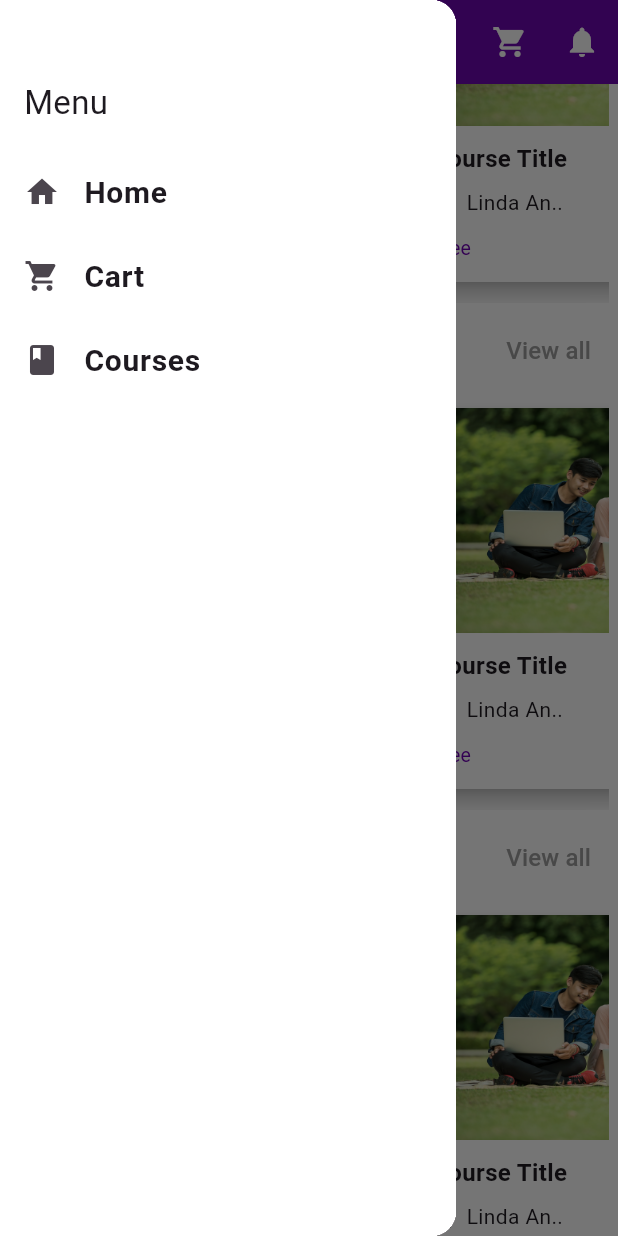
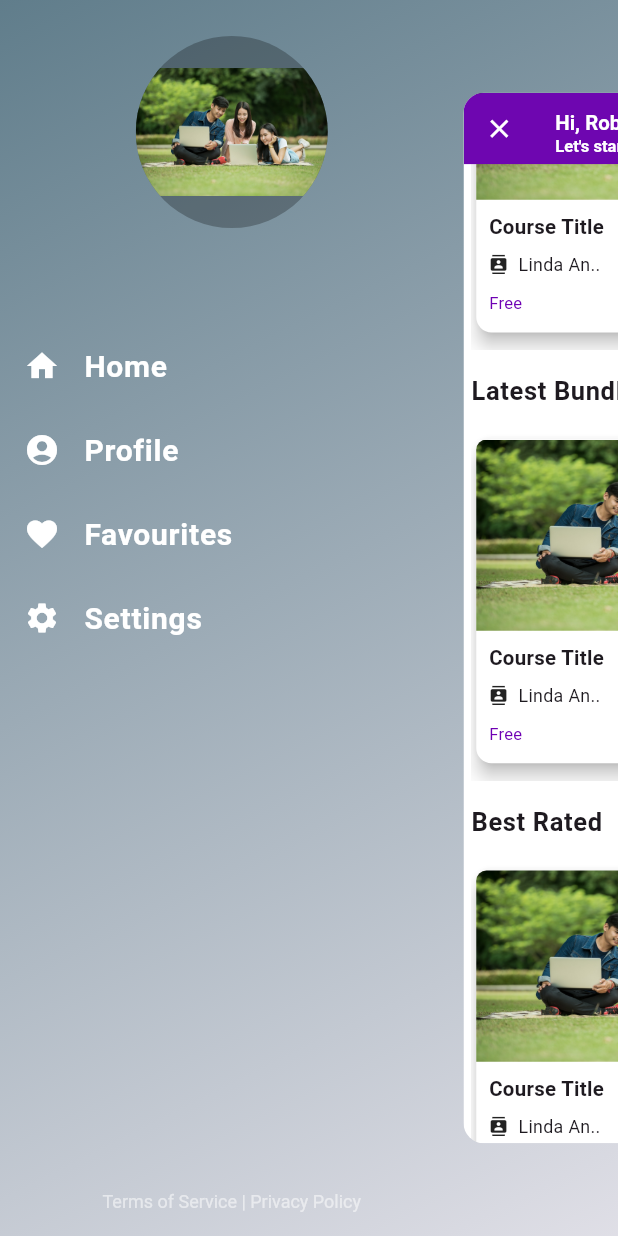
Before and after one commit to Ashraful-bijoy/learning_management_system, a Flutter app: the StudentHomeScreen screen opened directly, scrolled down 576 dp, after a tap on the "menu" icon, on a phone screen of 412 x 824 dp. Run offline on Flutter 3.47's test engine with Material 3 defaults, Android fonts, the phone set to English and light mode, and no system bars; drawn by our look-alikes of flutter_advanced_drawer; our stand-ins replace carousel_slider, device_preview, get, logger, lottie.

Commit message:
-new things added

```diff
--- a/lib/presentation/ui/screens/auth/log_in_screen.dart
+++ b/lib/presentation/ui/screens/auth/log_in_screen.dart
@@ -17,7 +17,7 @@ class _LogInScreenState extends State<LogInScreen> {
   final TextEditingController _emailController = TextEditingController();
   final TextEditingController _passwordController = TextEditingController();
 
-  GlobalKey<FormState> _formKey = GlobalKey<FormState>();
+  final GlobalKey<FormState> _formKey = GlobalKey<FormState>();
 
   bool _showPassword = false;
 
@@ -34,7 +34,7 @@ class _LogInScreenState extends State<LogInScreen> {
               crossAxisAlignment: CrossAxisAlignment.start,
               children: [
                 const SizedBox(
-                  height: 14,
+                  height: 12,
                 ),
                 Center(
                   child: Text(
--- a/lib/presentation/ui/screens/student/main_bottom_nav_bar_screen.dart
+++ b/lib/presentation/ui/screens/student/main_bottom_nav_bar_screen.dart
@@ -5,7 +5,6 @@ import 'package:learning_management_system/presentation/ui/screens/student/stude
 import 'package:learning_management_system/presentation/ui/screens/student/student_home_screen.dart';
 import 'package:learning_management_system/presentation/ui/screens/student/student_profile_screen.dart';
 import 'package:learning_management_system/presentation/ui/screens/student/student_providers_screen.dart';
-import 'package:learning_management_system/presentation/ui/utils/app_colors.dart';
 import 'package:learning_management_system/presentation/ui/utils/assets_path.dart';
 
 class MainBottomNavBarScreen extends StatefulWidget {
--- a/lib/presentation/ui/screens/student/student_home_screen.dart
+++ b/lib/presentation/ui/screens/student/student_home_screen.dart
@@ -1,5 +1,7 @@
 import 'package:flutter/material.dart';
-import 'package:learning_management_system/presentation/ui/widgets/app_bar_drawer.dart';
+import 'package:flutter_advanced_drawer/flutter_advanced_drawer.dart';
+import 'package:learning_management_system/presentation/ui/widgets/Advance_drawer.dart';
+import 'package:learning_management_system/presentation/ui/widgets/advance_app_bar_drawer.dart';
 import 'package:learning_management_system/presentation/ui/widgets/course_categories_and_view_all_button.dart';
 import 'package:learning_management_system/presentation/ui/widgets/course_slider.dart';
 import 'package:learning_management_system/presentation/ui/widgets/custom_app_bar_with_search.dart';
@@ -15,15 +17,22 @@ class StudentHomeScreen extends StatefulWidget {
 class _StudentHomeScreenState extends State<StudentHomeScreen> {
   final TextEditingController _searchController = TextEditingController();
   final ValueNotifier<int> _selectedIndex = ValueNotifier(0);
+  final AdvancedDrawerController advancedDrawerController =
+      AdvancedDrawerController();
 
   @override
   Widget build(BuildContext context) {
-    return Scaffold(
+    return AdvanceDrawer(
+      advancedDrawerController: advancedDrawerController,
+      drawer: const AdvanceAppBarDrawer(),
+      child: Scaffold(
         backgroundColor: Colors.white,
-      drawer: const AppBarDrawer(),
         body: CustomScrollView(
           slivers: [
-          CustomAppBarWithSearch(searchController: _searchController),
+            CustomAppBarWithSearch(
+              searchController: _searchController,
+              advancedDrawerController: advancedDrawerController,
+            ),
             SliverToBoxAdapter(
               child: Padding(
                 padding: const EdgeInsets.all(6.0),
@@ -70,6 +79,7 @@ class _StudentHomeScreenState extends State<StudentHomeScreen> {
               ),
             ),
           ],
+        ),
       ),
     );
   }
--- /dev/null
+++ b/lib/presentation/ui/widgets/Advance_drawer.dart
@@ -0,0 +1,55 @@
+import 'package:flutter/material.dart';
+import 'package:flutter_advanced_drawer/flutter_advanced_drawer.dart';
+class AdvanceDrawer extends StatefulWidget {
+  final AdvancedDrawerController advancedDrawerController;
+  final Widget child;
+  final Widget drawer;
+
+  const AdvanceDrawer({super.key, required this.advancedDrawerController, required this.child, required this.drawer,});
+
+  @override
+  State<AdvanceDrawer> createState() => _AdvanceDrawerState();
+}
+class _AdvanceDrawerState extends State<AdvanceDrawer> {
+
+  @override
+  Widget build(BuildContext context) {
+    return AdvancedDrawer(
+      backdrop: Container(
+        width: double.infinity,
+        height: double.infinity,
+        decoration: BoxDecoration(
+          gradient: LinearGradient(
+            begin: Alignment.topLeft,
+            end: Alignment.bottomRight,
+            colors: [Colors.blueGrey, Colors.blueGrey.withOpacity(0.2)],
+          ),
+        ),
+      ),
+      controller: widget.advancedDrawerController,
+      animationCurve: Curves.easeInOut,
+      animationDuration: const Duration(milliseconds: 300),
+      animateChildDecoration: true,
+      rtlOpening: false,
+      //openScale: 0.92,
+      disabledGestures: false,
+      childDecoration: const BoxDecoration(
+        // NOTICE: Uncomment if you want to add shadow behind the page.
+        // Keep in mind that it may cause animation jerks.
+        // boxShadow: <BoxShadow>[
+        //   BoxShadow(
+        //     color: Colors.black12,
+        //     blurRadius: 0.0,
+        //   ),
+        // ],
+        borderRadius: BorderRadius.all(
+          Radius.circular(16),
+        ),
+      ),
+      drawer: widget.drawer,
+      child: widget.child,
+    );
+  }
+
+
+}
--- /dev/null
+++ b/lib/presentation/ui/widgets/advance_app_bar_drawer.dart
@@ -0,0 +1,68 @@
+import 'package:flutter/material.dart';
+import 'package:learning_management_system/presentation/ui/utils/assets_path.dart';
+
+class AdvanceAppBarDrawer extends StatelessWidget {
+  const AdvanceAppBarDrawer({super.key});
+
+  @override
+  Widget build(BuildContext context) {
+    return ListTileTheme(
+      textColor: Colors.white,
+      iconColor: Colors.white,
+      child: Column(
+        mainAxisSize: MainAxisSize.max,
+        children: [
+          Container(
+            width: 128.0,
+            height: 128.0,
+            margin: const EdgeInsets.only(
+              top: 24.0,
+              bottom: 64.0,
+            ),
+            clipBehavior: Clip.antiAlias,
+            decoration: const BoxDecoration(
+              color: Colors.black26,
+              shape: BoxShape.circle,
+            ),
+            child: Image.asset(
+              AssetsPath.studyingImage,
+            ),
+          ),
+          ListTile(
+            onTap: () {},
+            leading: const Icon(Icons.home),
+            title: const Text('Home'),
+          ),
+          ListTile(
+            onTap: () {},
+            leading: const Icon(Icons.account_circle_rounded),
+            title: const Text('Profile'),
+          ),
+          ListTile(
+            onTap: () {},
+            leading: const Icon(Icons.favorite),
+            title: const Text('Favourites'),
+          ),
+          ListTile(
+            onTap: () {},
+            leading: const Icon(Icons.settings),
+            title: const Text('Settings'),
+          ),
+          const Spacer(),
+          DefaultTextStyle(
+            style: const TextStyle(
+              fontSize: 12,
+              color: Colors.white54,
+            ),
+            child: Container(
+              margin: const EdgeInsets.symmetric(
+                vertical: 16.0,
+              ),
+              child: const Text('Terms of Service | Privacy Policy'),
+            ),
+          ),
+        ],
+      ),
+    );
+  }
+}
--- /dev/null
+++ b/lib/presentation/ui/widgets/advance_drawer_app_bar_icon_button.dart
@@ -0,0 +1,44 @@
+import 'package:flutter/material.dart';
+import 'package:flutter_advanced_drawer/flutter_advanced_drawer.dart';
+
+class AdvanceDrawerAppBarIconButton extends StatefulWidget {
+  final AdvancedDrawerController advancedDrawerController;
+  final Color? color;
+
+  const AdvanceDrawerAppBarIconButton({super.key, required this.advancedDrawerController, this.color});
+
+  @override
+  State<AdvanceDrawerAppBarIconButton> createState() => _AdvanceDrawerAppBarIconButtonState();
+}
+
+class _AdvanceDrawerAppBarIconButtonState extends State<AdvanceDrawerAppBarIconButton> {
+  @override
+  Widget build(BuildContext context) {
+    return IconButton(onPressed: _handleMenuButtonPressed, icon: ValueListenableBuilder<AdvancedDrawerValue>(
+      valueListenable: widget.advancedDrawerController,
+      builder: (_, value, __) {
+        return AnimatedSwitcher(
+          duration: const Duration(milliseconds: 250),
+          child: Icon(
+            value.visible ? Icons.clear : Icons.menu,
+            key: ValueKey<bool>(value.visible),
+            color: widget.color,
+          ),
+        );
+      },
+    ),);
+  }
+
+  void _handleMenuButtonPressed() {
+    // NOTICE: Manage Advanced Drawer state through the Controller.
+    // _advancedDrawerController.value = AdvancedDrawerValue.visible();
+    setState(() {
+      if (widget.advancedDrawerController.value.visible) {
+        widget.advancedDrawerController.hideDrawer(); // Hide if already open
+      } else {
+        widget.advancedDrawerController.showDrawer(); // Show if closed
+      }
+    });
+
+    }
+  }
--- a/lib/presentation/ui/widgets/app_bar_drawer.dart
+++ /dev/null
@@ -1,56 +0,0 @@
-import 'package:flutter/material.dart';
-
-class AppBarDrawer extends StatelessWidget {
-  const AppBarDrawer({
-    super.key,
-  });
-
-  @override
-  Widget build(BuildContext context) {
-    return Drawer(
-      child: Container(
-        decoration: const BoxDecoration(
-          color: Colors.white,
-        ),
-        child: Column(
-          crossAxisAlignment: CrossAxisAlignment.start,
-          children: <Widget>[
-            Container(
-              height: 100,
-              padding: const EdgeInsets.all(16),
-              alignment: Alignment.bottomLeft,
-              decoration: const BoxDecoration(
-              ),
-              margin: EdgeInsets.zero,
-              child: const Text(
-                'Menu',style: TextStyle(
-                fontSize: 22,
-
-              ),
-              ),
-            ),
-            Column(
-              children: [
-                ListTile(
-                  leading: const Icon(Icons.home),
-                  title: const Text('Home'),
-                  onTap: () {},
-                ),
-                ListTile(
-                  leading: const Icon(Icons.shopping_cart),
-                  title: const Text('Cart'),
-                  onTap: () {},
-                ),
-                ListTile(
-                  leading: const Icon(Icons.book),
-                  title: const Text('Courses'),
-                  onTap: () {},
-                ),
-              ],
-            ),
-          ],
-        ),
-      ),
-    );
-  }
-}
--- a/lib/presentation/ui/widgets/categories_horizontal_list_view.dart
+++ b/lib/presentation/ui/widgets/categories_horizontal_list_view.dart
@@ -24,7 +24,7 @@ class TrendingCategoriesHorizontalListView extends StatelessWidget {
                 height: 100,
                 width: 250,
                 decoration: BoxDecoration(
-                  color: Colors.grey.shade200.withOpacity(0.4),
+                  color: Colors.white,
                   borderRadius: BorderRadius.circular(18),
                 ),
                 child: const ListTile(
--- a/lib/presentation/ui/widgets/custom_app_bar_with_search.dart
+++ b/lib/presentation/ui/widgets/custom_app_bar_with_search.dart
@@ -1,14 +1,23 @@
 import 'package:flutter/material.dart';
+import 'package:flutter_advanced_drawer/flutter_advanced_drawer.dart';
 import 'package:learning_management_system/presentation/ui/utils/app_colors.dart';
+import 'package:learning_management_system/presentation/ui/widgets/advance_drawer_app_bar_icon_button.dart';
 
-class CustomAppBarWithSearch extends StatelessWidget {
+class CustomAppBarWithSearch extends StatefulWidget {
   const CustomAppBarWithSearch({
     super.key,
-    required TextEditingController searchController,
+    required TextEditingController searchController, required this.advancedDrawerController,
   }) : _searchController = searchController;
 
   final TextEditingController _searchController;
+  final AdvancedDrawerController advancedDrawerController;
 
+
+  @override
+  State<CustomAppBarWithSearch> createState() => _CustomAppBarWithSearchState();
+}
+
+class _CustomAppBarWithSearchState extends State<CustomAppBarWithSearch> {
   @override
   Widget build(BuildContext context) {
     return SliverAppBar(
@@ -30,7 +39,7 @@ class CustomAppBarWithSearch extends StatelessWidget {
                     borderRadius: BorderRadius.circular(8),
                   ),
                   child: TextField(
-                    controller: _searchController,
+                    controller: widget._searchController,
                     decoration: const InputDecoration(
                       hintText: 'What are you going to find?',
                       border: InputBorder.none,
@@ -46,8 +55,9 @@ class CustomAppBarWithSearch extends StatelessWidget {
         ),
       ),
       pinned: true,
-      title: Padding(
-        padding: const EdgeInsets.only(top: 8),
+      leading: AdvanceDrawerAppBarIconButton(advancedDrawerController: widget.advancedDrawerController,color: Colors.white,),
+      title: const Padding(
+        padding: EdgeInsets.only(top: 8),
         child: Column(
           crossAxisAlignment: CrossAxisAlignment.start,
           children: [
@@ -65,18 +75,7 @@ class CustomAppBarWithSearch extends StatelessWidget {
           ],
         ),
       ),
-      leading: Builder(builder: (context) {
-        return IconButton(
-          onPressed: () {
-            Scaffold.of(context).openDrawer();
-          },
-          icon: const Icon(
-            Icons.menu,
-            color: Colors.white,
-          ),
-        );
-      }),
-      automaticallyImplyLeading: false,
+      automaticallyImplyLeading: true,
       actions: [
         IconButton(
           onPressed: () {},
--- a/pubspec.yaml
+++ b/pubspec.yaml
@@ -23,6 +23,9 @@ dependencies:
   lottie: ^3.1.2
   carousel_slider: ^5.0.0
   device_preview: ^1.2.0
+  http: ^1.2.2
+  logger: ^2.4.0
+  flutter_advanced_drawer: ^1.3.6
 
 dev_dependencies:
   flutter_test:
```
Also changed, not shown: lib/data/models/network_response.dart (added, +13 -0 lines), lib/data/services/network_caller.dart (added, +136 -0 lines), lib/presentation/ui/screens/auth/sign_up_screen.dart (+1 -10 lines), lib/presentation/ui/screens/student/student_course_categories_screen.dart (+15 -5 lines), lib/presentation/ui/screens/student/student_providers_screen.dart (+46 -3 lines), lib/presentation/ui/widgets/providers_details_grid_view.dart (added, +78 -0 lines), lib/presentation/ui/widgets/star_rating_widget.dart (added, +25 -0 lines), pubspec.lock. Lines whose indentation alone changed are shown as unchanged.
